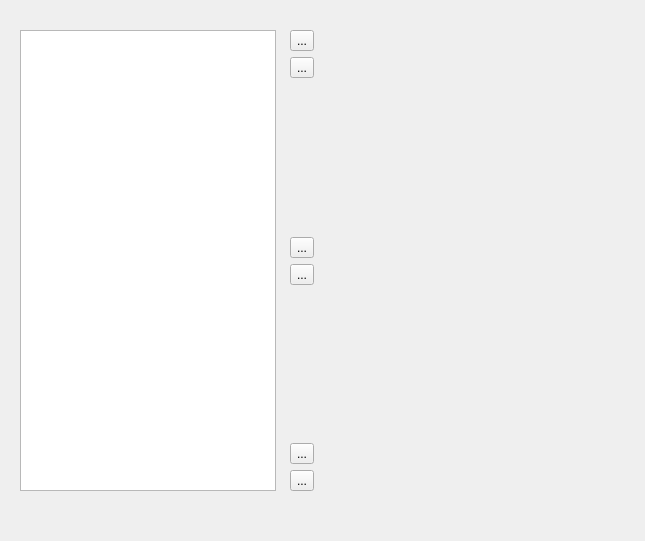
Before: the Qt Designer form src/cleanups-config-page.ui in shundhammer/qdirstat, drawn with Qt 5.
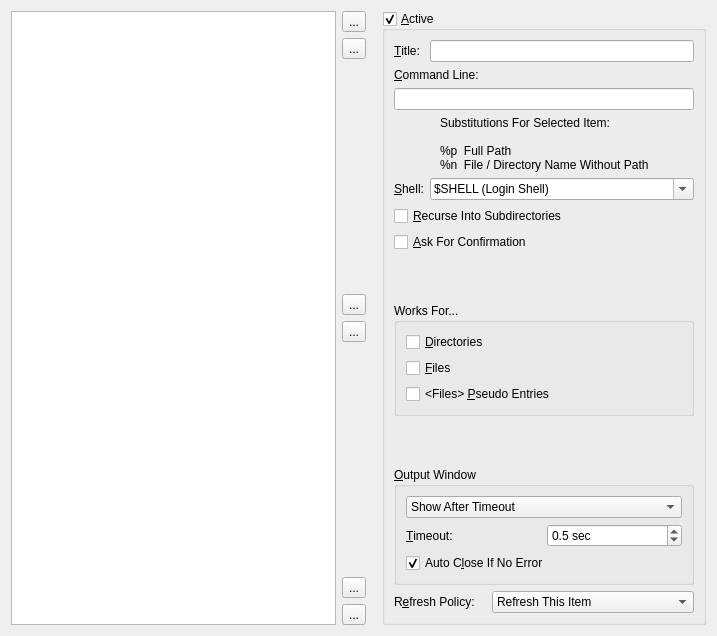
After: the same form once the commit is applied. Icons and pictures are not drawn.

Commit message: First cleanup config page that looks reasonably well

Diff of the .ui file:
```diff
--- a/src/cleanups-config-page.ui
+++ b/src/cleanups-config-page.ui
@@ -6,32 +6,25 @@
    <rect>
     <x>0</x>
     <y>0</y>
-    <width>645</width>
-    <height>541</height>
+    <width>717</width>
+    <height>636</height>
    </rect>
   </property>
   <property name="windowTitle">
    <string>Form</string>
   </property>
+  <layout class="QHBoxLayout" name="horizontalLayout_4">
+   <item>
   <widget class="QListWidget" name="cleanupsListWidget">
-   <property name="geometry">
-    <rect>
-     <x>20</x>
-     <y>30</y>
-     <width>256</width>
-     <height>461</height>
-    </rect>
-   </property>
-  </widget>
-  <widget class="QWidget" name="layoutWidget">
-   <property name="geometry">
-    <rect>
-     <x>290</x>
-     <y>30</y>
-     <width>26</width>
-     <height>461</height>
-    </rect>
-   </property>
+     <property name="minimumSize">
+      <size>
+       <width>250</width>
+       <height>400</height>
+      </size>
+     </property>
+    </widget>
+   </item>
+   <item>
    <layout class="QVBoxLayout" name="verticalLayout_3">
     <item>
      <widget class="QToolButton" name="moveToTopButton">
@@ -126,7 +119,334 @@
      </widget>
     </item>
    </layout>
-  </widget>
+   </item>
+   <item>
+    <spacer name="horizontalSpacer_3">
+     <property name="orientation">
+      <enum>Qt::Horizontal</enum>
+     </property>
+     <property name="sizeType">
+      <enum>QSizePolicy::Maximum</enum>
+     </property>
+     <property name="sizeHint" stdset="0">
+      <size>
+       <width>10</width>
+       <height>20</height>
+      </size>
+     </property>
+    </spacer>
+   </item>
+   <item>
+    <widget class="QGroupBox" name="activeGroupBox">
+     <property name="title">
+      <string>&amp;Active</string>
+     </property>
+     <property name="checkable">
+      <bool>true</bool>
+     </property>
+     <layout class="QVBoxLayout" name="verticalLayout_4">
+      <item>
+       <layout class="QGridLayout" name="gridLayout">
+        <item row="0" column="0">
+         <widget class="QLabel" name="titleCaption">
+          <property name="text">
+           <string>&amp;Title:</string>
+          </property>
+          <property name="buddy">
+           <cstring>titleLineEdit</cstring>
+          </property>
+         </widget>
+        </item>
+        <item row="0" column="1">
+         <widget class="QLineEdit" name="titleLineEdit"/>
+        </item>
+        <item row="1" column="0" colspan="2">
+         <widget class="QLabel" name="commandCaption">
+          <property name="text">
+           <string>&amp;Command Line:</string>
+          </property>
+          <property name="buddy">
+           <cstring>commandLineEdit</cstring>
+          </property>
+         </widget>
+        </item>
+        <item row="2" column="0" colspan="2">
+         <widget class="QLineEdit" name="commandLineEdit"/>
+        </item>
+        <item row="3" column="0" colspan="2">
+         <layout class="QHBoxLayout" name="horizontalLayout_3">
+          <item>
+           <spacer name="horizontalSpacer">
+            <property name="orientation">
+             <enum>Qt::Horizontal</enum>
+            </property>
+            <property name="sizeHint" stdset="0">
+             <size>
+              <width>40</width>
+              <height>20</height>
+             </size>
+            </property>
+           </spacer>
+          </item>
+          <item>
+           <widget class="QLabel" name="miniHelpLabel">
+            <property name="text">
+             <string>Substitutions For Selected Item:
+
+%p  Full Path
+%n  File / Directory Name Without Path</string>
+            </property>
+            <property name="alignment">
+             <set>Qt::AlignLeading|Qt::AlignLeft|Qt::AlignVCenter</set>
+            </property>
+           </widget>
+          </item>
+          <item>
+           <spacer name="horizontalSpacer_2">
+            <property name="orientation">
+             <enum>Qt::Horizontal</enum>
+            </property>
+            <property name="sizeHint" stdset="0">
+             <size>
+              <width>40</width>
+              <height>20</height>
+             </size>
+            </property>
+           </spacer>
+          </item>
+         </layout>
+        </item>
+        <item row="4" column="0">
+         <widget class="QLabel" name="label">
+          <property name="text">
+           <string>&amp;Shell:</string>
+          </property>
+          <property name="buddy">
+           <cstring>comboBox</cstring>
+          </property>
+         </widget>
+        </item>
+        <item row="4" column="1">
+         <widget class="QComboBox" name="comboBox">
+          <property name="editable">
+           <bool>true</bool>
+          </property>
+          <item>
+           <property name="text">
+            <string>$SHELL (Login Shell)</string>
+           </property>
+          </item>
+          <item>
+           <property name="text">
+            <string>/bin/bash</string>
+           </property>
+          </item>
+          <item>
+           <property name="text">
+            <string>/bin/sh</string>
+           </property>
+          </item>
+         </widget>
+        </item>
+       </layout>
+      </item>
+      <item>
+       <widget class="QCheckBox" name="recursiveCheckBox">
+        <property name="text">
+         <string>&amp;Recurse Into Subdirectories</string>
+        </property>
+       </widget>
+      </item>
+      <item>
+       <widget class="QCheckBox" name="askForConfirmationCheckBox">
+        <property name="text">
+         <string>&amp;Ask For Confirmation</string>
+        </property>
+       </widget>
+      </item>
+      <item>
+       <spacer name="verticalSpacer">
+        <property name="orientation">
+         <enum>Qt::Vertical</enum>
+        </property>
+        <property name="sizeHint" stdset="0">
+         <size>
+          <width>20</width>
+          <height>7</height>
+         </size>
+        </property>
+       </spacer>
+      </item>
+      <item>
+       <widget class="QGroupBox" name="worksForGroupBox">
+        <property name="title">
+         <string>Works For...</string>
+        </property>
+        <property name="flat">
+         <bool>false</bool>
+        </property>
+        <property name="checkable">
+         <bool>false</bool>
+        </property>
+        <layout class="QVBoxLayout" name="verticalLayout_2">
+         <item>
+          <widget class="QCheckBox" name="worksForDirCheckBox">
+           <property name="text">
+            <string>&amp;Directories</string>
+           </property>
+          </widget>
+         </item>
+         <item>
+          <widget class="QCheckBox" name="worksForDotEntriesCheckBox">
+           <property name="text">
+            <string>&amp;Files</string>
+           </property>
+          </widget>
+         </item>
+         <item>
+          <widget class="QCheckBox" name="worksForDirCheckBox_2">
+           <property name="text">
+            <string>&lt;Files&gt; &amp;Pseudo Entries</string>
+           </property>
+          </widget>
+         </item>
+        </layout>
+       </widget>
+      </item>
+      <item>
+       <spacer name="verticalSpacer_3">
+        <property name="orientation">
+         <enum>Qt::Vertical</enum>
+        </property>
+        <property name="sizeHint" stdset="0">
+         <size>
+          <width>20</width>
+          <height>7</height>
+         </size>
+        </property>
+       </spacer>
+      </item>
+      <item>
+       <widget class="QGroupBox" name="OutputWindowGroupBox">
+        <property name="title">
+         <string>&amp;Output Window</string>
+        </property>
+        <layout class="QVBoxLayout" name="verticalLayout">
+         <item>
+          <widget class="QComboBox" name="outputWindowPolicyComboBox">
+           <property name="currentIndex">
+            <number>2</number>
+           </property>
+           <item>
+            <property name="text">
+             <string>Show Always</string>
+            </property>
+           </item>
+           <item>
+            <property name="text">
+             <string>Show If Error Output</string>
+            </property>
+           </item>
+           <item>
+            <property name="text">
+             <string>Show After Timeout</string>
+            </property>
+           </item>
+           <item>
+            <property name="text">
+             <string>Never Show</string>
+            </property>
+           </item>
+          </widget>
+         </item>
+         <item>
+          <layout class="QHBoxLayout" name="horizontalLayout">
+           <item>
+            <widget class="QLabel" name="outputWindowTimeoutCaption">
+             <property name="text">
+              <string>&amp;Timeout:</string>
+             </property>
+             <property name="buddy">
+              <cstring>outputWindowTimeoutSpinBox</cstring>
+             </property>
+            </widget>
+           </item>
+           <item>
+            <widget class="QDoubleSpinBox" name="outputWindowTimeoutSpinBox">
+             <property name="suffix">
+              <string> sec</string>
+             </property>
+             <property name="decimals">
+              <number>1</number>
+             </property>
+             <property name="maximum">
+              <double>300.000000000000000</double>
+             </property>
+             <property name="value">
+              <double>0.500000000000000</double>
+             </property>
+            </widget>
+           </item>
+          </layout>
+         </item>
+         <item>
+          <widget class="QCheckBox" name="outputWindowAutoCloseCheckBox">
+           <property name="text">
+            <string>Auto C&amp;lose If No Error</string>
+           </property>
+           <property name="checked">
+            <bool>true</bool>
+           </property>
+          </widget>
+         </item>
+        </layout>
+       </widget>
+      </item>
+      <item>
+       <layout class="QHBoxLayout" name="horizontalLayout_2">
+        <item>
+         <widget class="QLabel" name="refreshPolicyCaption">
+          <property name="text">
+           <string>R&amp;efresh Policy:</string>
+          </property>
+          <property name="buddy">
+           <cstring>refreshPolicyComboBox</cstring>
+          </property>
+         </widget>
+        </item>
+        <item>
+         <widget class="QComboBox" name="refreshPolicyComboBox">
+          <property name="currentIndex">
+           <number>1</number>
+          </property>
+          <item>
+           <property name="text">
+            <string>No Refresh</string>
+           </property>
+          </item>
+          <item>
+           <property name="text">
+            <string>Refresh This Item</string>
+           </property>
+          </item>
+          <item>
+           <property name="text">
+            <string>Refresh This Item's Parent</string>
+           </property>
+          </item>
+          <item>
+           <property name="text">
+            <string>Assume Item Has Been Deleted</string>
+           </property>
+          </item>
+         </widget>
+        </item>
+       </layout>
+      </item>
+     </layout>
+    </widget>
+   </item>
+  </layout>
  </widget>
  <resources>
   <include location="icons.qrc"/>
```
Lines whose indentation alone changed are shown as unchanged. The commit also changes 1 other file.
